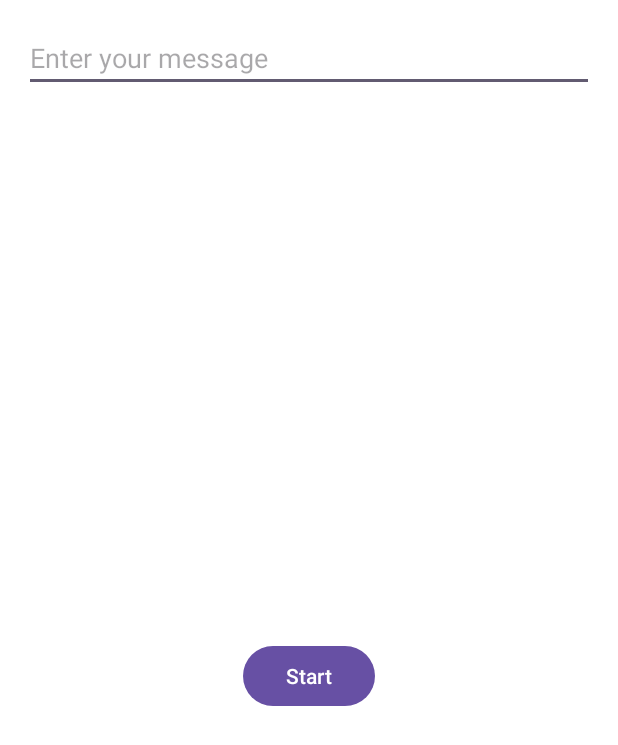
After one commit to tamasvencel/Android-2024, an Android app: the layout activity_splash.xml on its own in the app's theme, with its tools: preview values and no code run, on a phone screen of 412 x 824 dp. The commit adds this screen. Shown: the top 745 px of the screen. Run offline under Robolectric (Android 15) with nearby library versions, the phone set to English and light mode, and no system bars.

Commit message:
MainActivity and SplashActivity created

```diff
--- a/android-project/app/build.gradle.kts
+++ b/android-project/app/build.gradle.kts
@@ -30,6 +30,10 @@ android {
     kotlinOptions {
         jvmTarget = "1.8"
     }
+
+    buildFeatures {
+        viewBinding = true
+    }
 }
 
 dependencies {
--- a/android-project/app/src/main/res/layout/activity_main.xml
+++ b/android-project/app/src/main/res/layout/activity_main.xml
@@ -7,12 +7,14 @@
         android:layout_height="match_parent"
         tools:context=".MainActivity">
     <TextView
+            android:id="@+id/textViewMessage"
             android:layout_width="wrap_content"
             android:layout_height="wrap_content"
-            android:text="Hello World!"
+            android:text="@string/welcome"
             app:layout_constraintBottom_toBottomOf="parent"
             app:layout_constraintStart_toStartOf="parent"
             app:layout_constraintEnd_toEndOf="parent"
-            app:layout_constraintTop_toTopOf="parent"/>
+            app:layout_constraintTop_toTopOf="parent"
+            android:layout_margin="16dp" />
 
 </androidx.constraintlayout.widget.ConstraintLayout>
--- /dev/null
+++ b/android-project/app/src/main/res/layout/activity_splash.xml
@@ -0,0 +1,31 @@
+<?xml version="1.0" encoding="utf-8"?>
+<androidx.constraintlayout.widget.ConstraintLayout xmlns:android="http://schemas.android.com/apk/res/android"
+    android:layout_width="match_parent"
+    android:layout_height="match_parent"
+    xmlns:app="http://schemas.android.com/apk/res-auto"
+    android:background="@color/white">
+
+    <EditText
+        android:id="@+id/editText"
+        android:layout_width="0dp"
+        android:layout_height="wrap_content"
+        android:autofillHints=""
+        android:hint="@string/enter_your_message"
+        android:layout_margin="16dp"
+        android:inputType="text"
+        app:layout_constraintTop_toTopOf="parent"
+        app:layout_constraintStart_toStartOf="parent"
+        app:layout_constraintEnd_toEndOf="parent" />
+
+    <Button
+        android:id="@+id/buttonStart"
+        android:layout_width="wrap_content"
+        android:layout_height="wrap_content"
+        android:text="@string/start"
+        app:layout_constraintTop_toBottomOf="@id/editText"
+        app:layout_constraintStart_toStartOf="parent"
+        app:layout_constraintEnd_toEndOf="parent"
+        app:layout_constraintBottom_toBottomOf="parent"
+        android:layout_marginTop="16dp" />
+
+</androidx.constraintlayout.widget.ConstraintLayout>
--- a/android-project/app/src/main/res/values/strings.xml
+++ b/android-project/app/src/main/res/values/strings.xml
@@ -1,3 +1,7 @@
 <resources>
     <string name="app_name">RecipesApp</string>
+    <string name="splash_image_description">App logo</string>
+    <string name="enter_your_message">Enter your message</string>
+    <string name="start">Start</string>
+    <string name="welcome">Welcome!</string>
 </resources>
--- a/android-project/gradle.properties
+++ b/android-project/gradle.properties
@@ -21,3 +21,4 @@ kotlin.code.style=official
 # resources declared in the library itself and none from the library's dependencies,
 # thereby reducing the size of the R class for that library
 android.nonTransitiveRClass=true
+org.gradle.configuration-cache=true
```
Also changed, not shown: android-project/app/src/main/AndroidManifest.xml (+6 -3 lines), android-project/app/src/main/java/com/tasty/recipesapp/MainActivity.kt (+46 -1 lines), android-project/app/src/main/java/com/tasty/recipesapp/SplashActivity.kt (added, +60 -0 lines).
